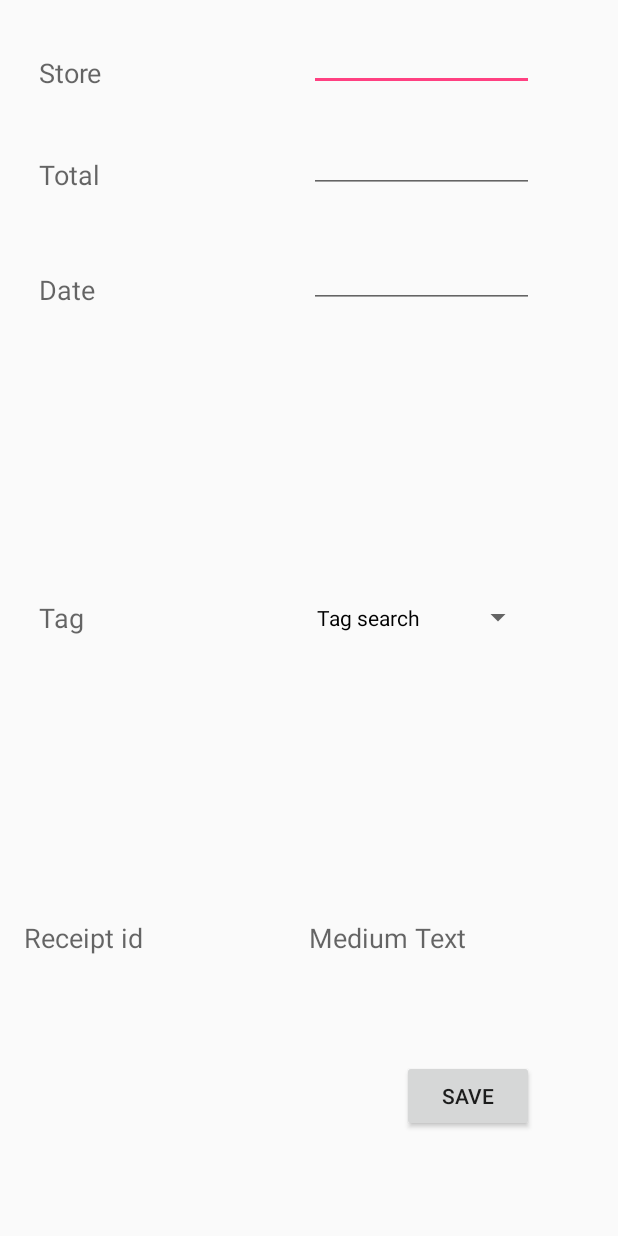
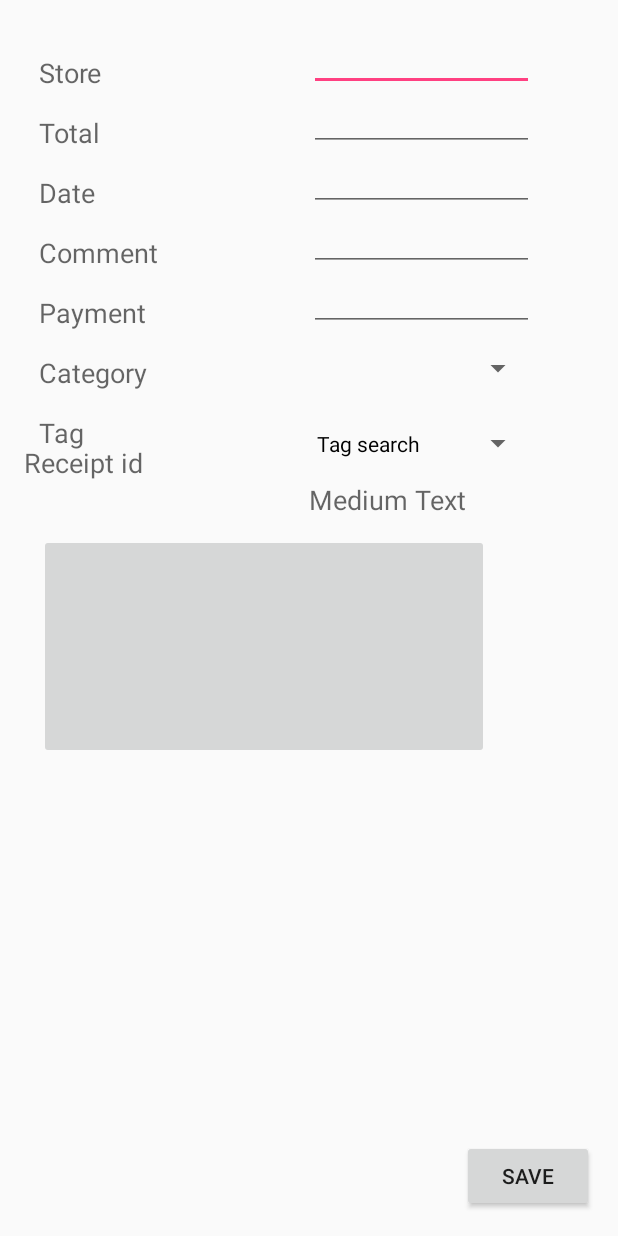
Before and after one commit to HassanNahhal/capstone_android, an Android app: the AddReceiptActivity screen opened directly, with no data from a screen before it, on a phone screen of 412 x 824 dp. Run offline under Robolectric (Android 15) with nearby library versions, the phone set to English and light mode, and no system bars.

Commit message:
Add comment, payment, category and image

```diff
--- a/Receipt_Keeper/app/src/main/res/layout/activity_add_receipt.xml
+++ b/Receipt_Keeper/app/src/main/res/layout/activity_add_receipt.xml
@@ -14,11 +14,10 @@
         android:layout_width="wrap_content"
         android:layout_height="wrap_content"
         android:layout_alignParentStart="true"
-        android:layout_alignParentTop="true"
         android:layout_marginLeft="10dp"
-        android:layout_marginTop="20dp"
         android:text="@string/store_name"
-        android:textAppearance="?android:attr/textAppearanceMedium" />
+        android:textAppearance="?android:attr/textAppearanceMedium"
+        android:layout_marginTop="20dp" />
 
     <EditText
         android:id="@+id/storeNamEditText"
@@ -33,11 +32,11 @@
         android:layout_width="wrap_content"
         android:layout_height="wrap_content"
         android:layout_alignParentStart="true"
-        android:layout_below="@+id/storeNamEditText"
         android:layout_marginLeft="10dp"
-        android:layout_marginTop="43dp"
         android:text="@string/total"
-        android:textAppearance="?android:attr/textAppearanceMedium" />
+        android:textAppearance="?android:attr/textAppearanceMedium"
+        android:layout_below="@+id/storeNameTextView"
+        android:layout_marginTop="15dp" />
 
     <EditText
         android:id="@+id/totalEditText"
@@ -55,7 +54,7 @@
         android:layout_alignParentStart="true"
         android:layout_below="@+id/totalEditText"
         android:layout_marginLeft="10dp"
-        android:layout_marginTop="52dp"
+        android:layout_marginTop="15dp"
         android:text="@string/date"
         android:textAppearance="?android:attr/textAppearanceMedium" />
 
@@ -72,44 +71,109 @@
         android:id="@+id/saveReceiptButton"
         android:layout_width="wrap_content"
         android:layout_height="wrap_content"
-        android:layout_alignEnd="@+id/dateEditText"
+        android:text="@string/save"
         android:layout_alignParentBottom="true"
-        android:layout_marginBottom="53dp"
-        android:text="@string/save" />
+        android:layout_alignParentEnd="true" />
 
     <TextView
         android:id="@+id/receiptIdTextView"
         android:layout_width="wrap_content"
         android:layout_height="wrap_content"
-        android:layout_above="@+id/saveReceiptButton"
-        android:layout_alignParentStart="true"
-        android:layout_marginBottom="69dp"
         android:text="@string/receipt_id"
-        android:textAppearance="?android:attr/textAppearanceMedium" />
+        android:textAppearance="?android:attr/textAppearanceMedium"
+        android:layout_above="@+id/receiptIdTextView2"
+        android:layout_alignParentStart="false" />
 
     <TextView
         android:id="@+id/receiptIdTextView2"
         android:layout_width="wrap_content"
         android:layout_height="wrap_content"
-        android:layout_alignBottom="@+id/receiptIdTextView"
-        android:layout_alignStart="@+id/dateEditText"
         android:text="Medium Text"
-        android:textAppearance="?android:attr/textAppearanceMedium" />
+        android:textAppearance="?android:attr/textAppearanceMedium"
+        android:layout_below="@+id/searchMultiSpinner"
+        android:layout_alignStart="@+id/searchMultiSpinner" />
 
     <TextView
         android:id="@+id/textView"
         android:layout_width="wrap_content"
         android:layout_height="wrap_content"
-        android:layout_alignStart="@+id/dateTextView"
-        android:layout_centerVertical="true"
         android:text="Tag"
-        android:textAppearance="?android:attr/textAppearanceMedium" />
+        android:textAppearance="?android:attr/textAppearanceMedium"
+        android:layout_marginLeft="10dp"
+        android:layout_below="@+id/categoryTextView"
+        android:layout_alignParentStart="true"
+        android:layout_marginTop="15dp" />
 
     <com.conestogac.receipt_keeper.MultiSpinnerSearch
         android:id="@+id/searchMultiSpinner"
         android:layout_width="150dp"
         android:layout_height="50dp"
-        android:layout_centerVertical="true"
-        android:layout_alignStart="@+id/receiptIdTextView2" />
+        android:layout_below="@+id/categorySearchMultiSpinner"
+        android:layout_alignStart="@+id/categorySearchMultiSpinner" />
+
+    <ImageButton
+        android:layout_width="300dp"
+        android:layout_height="150dp"
+        android:id="@+id/imageButton"
+        android:layout_below="@+id/receiptIdTextView"
+        android:layout_alignParentStart="true"
+        android:layout_marginTop="35dp"
+        android:layout_marginLeft="10dp" />
+
+    <TextView
+        android:layout_width="wrap_content"
+        android:layout_height="wrap_content"
+        android:textAppearance="?android:attr/textAppearanceMedium"
+        android:text="Category"
+        android:id="@+id/categoryTextView"
+        android:layout_below="@+id/paymentTextView"
+        android:layout_alignParentStart="true"
+        android:layout_marginLeft="10dp"
+        android:layout_marginTop="15dp" />
+
+    <com.conestogac.receipt_keeper.MultiSpinnerSearch
+        android:id="@+id/categorySearchMultiSpinner"
+        android:layout_width="150dp"
+        android:layout_height="50dp"
+        android:layout_below="@+id/paymentEditText"
+        android:layout_alignStart="@+id/paymentEditText" />
+
+    <TextView
+        android:layout_width="wrap_content"
+        android:layout_height="wrap_content"
+        android:textAppearance="?android:attr/textAppearanceMedium"
+        android:text="Comment"
+        android:id="@+id/comentTextView"
+        android:layout_marginLeft="10dp"
+        android:layout_below="@+id/dateTextView"
+        android:layout_alignParentStart="true"
+        android:layout_marginTop="15dp" />
+
+    <EditText
+        android:layout_width="150dp"
+        android:layout_height="50dp"
+        android:inputType="textMultiLine"
+        android:ems="10"
+        android:id="@+id/commentEditText"
+        android:layout_alignBottom="@+id/comentTextView"
+        android:layout_alignStart="@+id/dateEditText" />
+
+    <TextView
+        android:layout_width="wrap_content"
+        android:layout_height="wrap_content"
+        android:textAppearance="?android:attr/textAppearanceMedium"
+        android:text="Payment"
+        android:id="@+id/paymentTextView"
+        android:layout_marginLeft="10dp"
+        android:layout_below="@+id/comentTextView"
+        android:layout_alignParentStart="true"
+        android:layout_marginTop="15dp" />
+
+    <EditText
+        android:layout_width="150dp"
+        android:layout_height="50dp"
+        android:id="@+id/paymentEditText"
+        android:layout_alignBottom="@+id/paymentTextView"
+        android:layout_alignStart="@+id/commentEditText" />
 
 </RelativeLayout>
```
